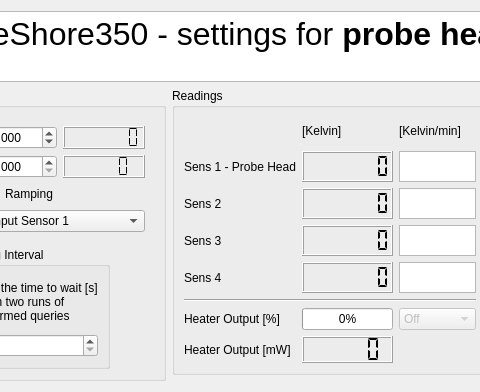
Old version of the form LakeShore/LakeShore350_control.ui in the repository Cryostat-GUI/Cryostat-GUI; both pictures show x 177 to 657 and y 0 to 392 of the 809 by 392 pixel window.
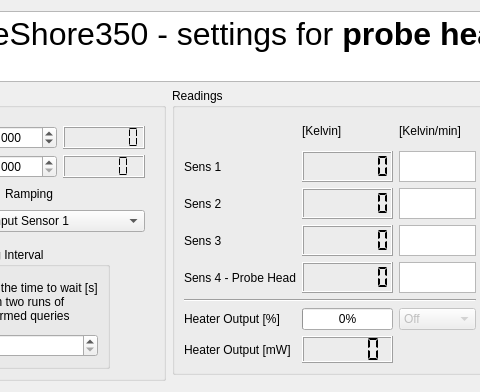
New version of the form.

The edit to the form file:
```diff
--- a/LakeShore/LakeShore350_control.ui
+++ b/LakeShore/LakeShore350_control.ui
@@ -276,7 +276,7 @@
       <item row="4" column="0">
        <widget class="QLabel" name="label_7">
         <property name="text">
-         <string>Sens 4</string>
+         <string>Sens 4 - Probe Head</string>
         </property>
        </widget>
       </item>
@@ -375,7 +375,7 @@
       <item row="1" column="0">
        <widget class="QLabel" name="label_2">
         <property name="text">
-         <string>Sens 1 - Probe Head</string>
+         <string>Sens 1</string>
         </property>
        </widget>
       </item>
```
